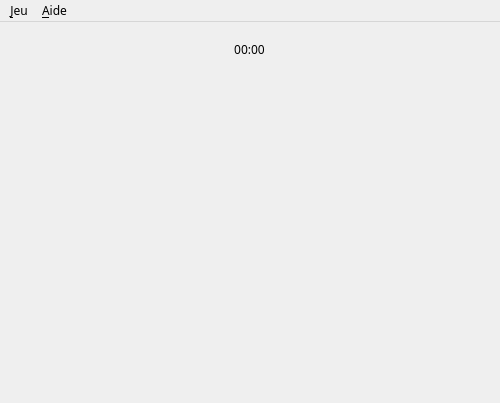
Kyrens/Takuzu-Qt, file GameWindow.ui: the form before one commit; both pictures show x 0 to 500 and y 0 to 403 of the 500 by 600 pixel window.
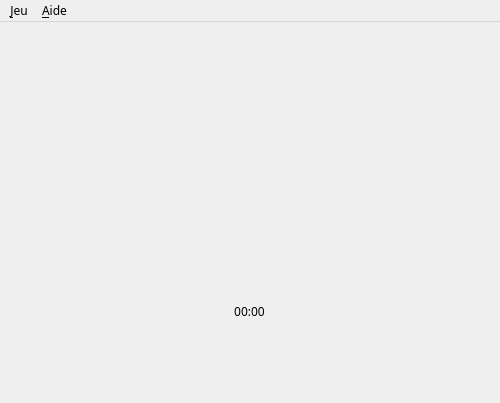
The form after the commit.

Patch:
```diff
--- a/GameWindow.ui
+++ b/GameWindow.ui
@@ -24,24 +24,14 @@
      </rect>
     </property>
     <layout class="QVBoxLayout" name="verticalLayout">
-     <item>
-      <spacer name="verticalSpacer">
-       <property name="orientation">
-        <enum>Qt::Vertical</enum>
-       </property>
-       <property name="sizeType">
-        <enum>QSizePolicy::Fixed</enum>
-       </property>
-       <property name="sizeHint" stdset="0">
-        <size>
-         <width>20</width>
-         <height>10</height>
-        </size>
-       </property>
-      </spacer>
-     </item>
      <item>
       <widget class="QLabel" name="label">
+       <property name="maximumSize">
+        <size>
+         <width>1000000</width>
+         <height>25</height>
+        </size>
+       </property>
        <property name="font">
         <font>
          <family>Ubuntu Mono</family>
@@ -56,37 +46,7 @@
       </widget>
      </item>
      <item>
-      <spacer name="verticalSpacer_2">
-       <property name="orientation">
-        <enum>Qt::Vertical</enum>
-       </property>
-       <property name="sizeType">
-        <enum>QSizePolicy::Fixed</enum>
-       </property>
-       <property name="sizeHint" stdset="0">
-        <size>
-         <width>20</width>
-         <height>10</height>
-        </size>
-       </property>
-      </spacer>
-     </item>
-     <item>
-      <layout class="QGridLayout" name="gridLayout">
-       <item row="0" column="0">
-        <spacer name="verticalSpacer_3">
-         <property name="orientation">
-          <enum>Qt::Vertical</enum>
-         </property>
-         <property name="sizeHint" stdset="0">
-          <size>
-           <width>20</width>
-           <height>50</height>
-          </size>
-         </property>
-        </spacer>
-       </item>
-      </layout>
+      <layout class="QGridLayout" name="gridLayout"/>
      </item>
     </layout>
    </widget>
```
